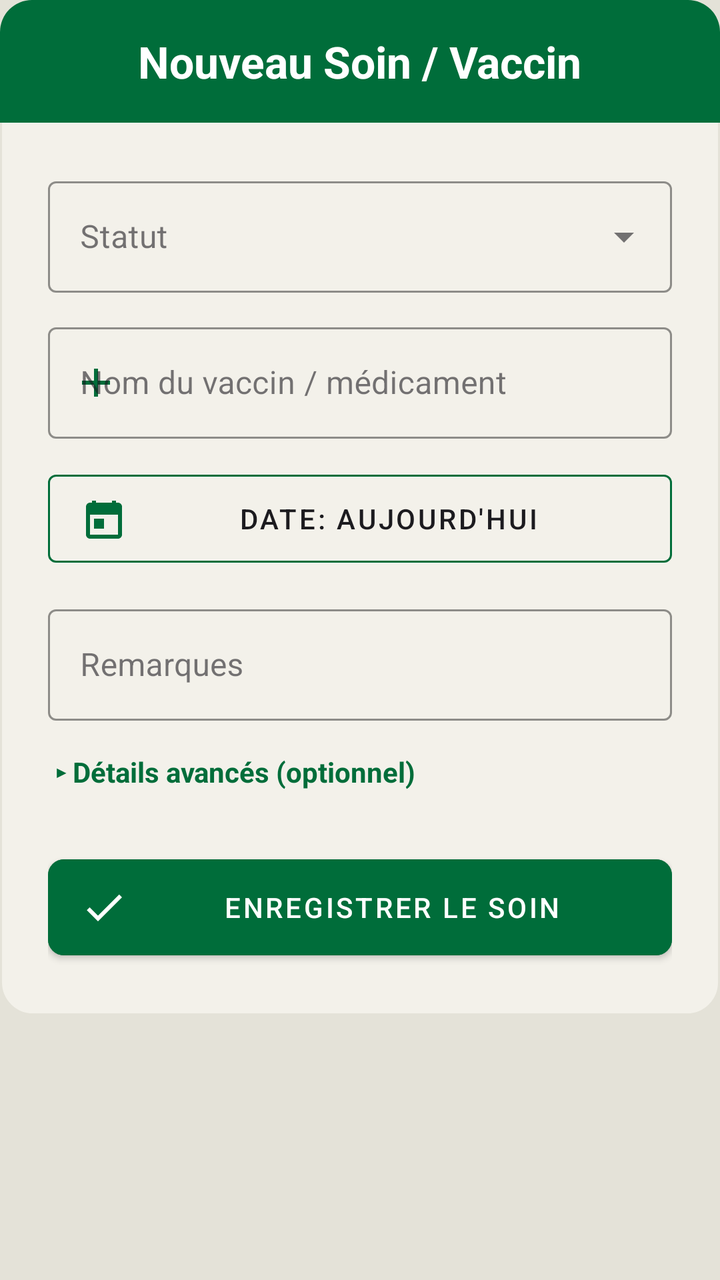
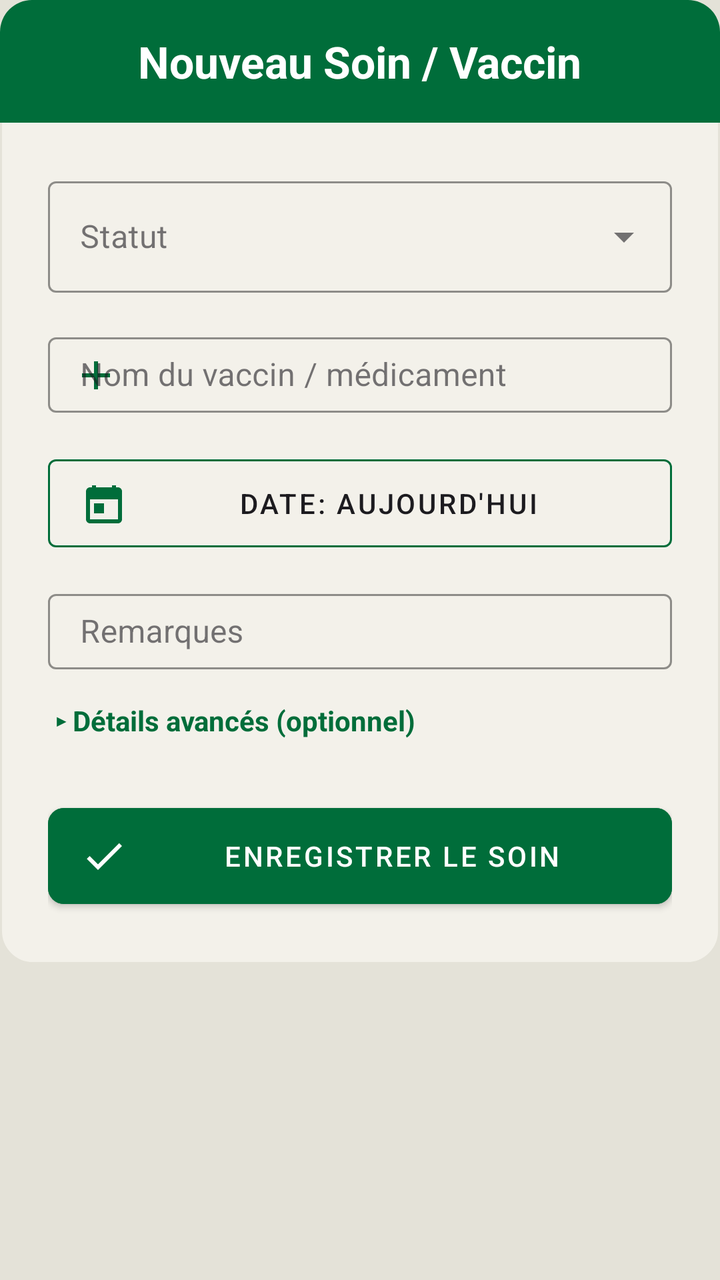

The first picture is an Android layout as it rendered before a commit; the second is the same layout after the commit. The layout source and the unified diff follow.
<!-- AndroidManifest.xml: application theme Theme.Poulailler_copilot -->
<!-- res/layout/dialog_add_vaccine.xml -->
<?xml version="1.0" encoding="utf-8"?>
<ScrollView xmlns:android="http://schemas.android.com/apk/res/android"
    xmlns:app="http://schemas.android.com/apk/res-auto"
    android:layout_width="match_parent"
    android:layout_height="wrap_content"
    android:maxHeight="600dp">

<LinearLayout
    android:layout_width="match_parent"
    android:layout_height="wrap_content"
    android:orientation="vertical"
    android:background="@drawable/bg_dialog_dark">

    <LinearLayout
        android:layout_width="match_parent"
        android:layout_height="wrap_content"
        android:background="@drawable/bg_dialog_header"
        android:padding="16dp"
        android:gravity="center">
        <TextView
            android:layout_width="wrap_content"
            android:layout_height="wrap_content"
            android:text="Nouveau Soin / Vaccin"
            android:textColor="@color/white"
            android:textSize="22sp"
            android:textStyle="bold"/>
    </LinearLayout>

    <LinearLayout
        android:layout_width="match_parent"
        android:layout_height="wrap_content"
        android:orientation="vertical"
        android:padding="24dp">

        <com.google.android.material.textfield.TextInputLayout
            android:id="@+id/tilStatus"
            style="@style/Widget.MaterialComponents.TextInputLayout.OutlinedBox.ExposedDropdownMenu"
            android:layout_width="match_parent"
            android:layout_height="wrap_content"
            android:hint="Statut"
            android:layout_marginBottom="12dp"
            app:hintTextColor="@color/text_secondary"
            app:boxStrokeColor="@color/primary">
            <AutoCompleteTextView
                android:id="@+id/actvStatus"
                android:layout_width="match_parent"
                android:layout_height="wrap_content"
                android:inputType="none"
                android:textColor="@color/text_primary" />
        </com.google.android.material.textfield.TextInputLayout>

        <com.google.android.material.textfield.TextInputLayout
            android:layout_width="match_parent"
            android:layout_height="wrap_content"
            android:hint="Nom du vaccin / médicament"
            style="@style/Widget.MaterialComponents.TextInputLayout.OutlinedBox"
            android:layout_marginBottom="12dp"
            app:hintTextColor="@color/text_secondary"
            app:boxStrokeColor="@color/primary"
            app:startIconDrawable="@drawable/ic_add"
            app:startIconTint="@color/primary">
            <com.google.android.material.textfield.TextInputEditText
                android:id="@+id/etVaccineName"
                android:layout_width="match_parent"
                android:layout_height="wrap_content"
                android:textColor="@color/text_primary" />
        </com.google.android.material.textfield.TextInputLayout>

        <com.google.android.material.button.MaterialButton
            android:id="@+id/btnSelectDate"
            android:layout_width="match_parent"
            android:layout_height="56dp"
            android:text="Date: Aujourd'hui"
            style="@style/Widget.MaterialComponents.Button.OutlinedButton"
            android:textColor="@color/text_primary"
            app:strokeColor="@color/primary"
            app:icon="@drawable/ic_calendar"
            app:iconTint="@color/primary"
            android:layout_marginBottom="12dp"/>

        <com.google.android.material.textfield.TextInputLayout
            android:layout_width="match_parent"
            android:layout_height="wrap_content"
            android:hint="Remarques"
            style="@style/Widget.MaterialComponents.TextInputLayout.OutlinedBox"
            android:layout_marginBottom="12dp"
            app:hintTextColor="@color/text_secondary"
            app:boxStrokeColor="@color/primary">
            <com.google.android.material.textfield.TextInputEditText
                android:id="@+id/etRemarks"
                android:layout_width="match_parent"
                android:layout_height="wrap_content"
                android:textColor="@color/text_primary" />
        </com.google.android.material.textfield.TextInputLayout>

        <TextView
            android:id="@+id/btnToggleAdvanced"
            android:layout_width="wrap_content"
            android:layout_height="wrap_content"
            android:layout_marginBottom="12dp"
            android:text="▸ Détails avancés (optionnel)"
            android:textColor="@color/primary"
            android:textStyle="bold"
            android:clickable="true"
            android:focusable="true"
            android:background="?attr/selectableItemBackground"
            android:padding="4dp" />

        <LinearLayout
            android:id="@+id/layoutAdvancedFields"
            android:layout_width="match_parent"
            android:layout_height="wrap_content"
            android:orientation="vertical"
            android:visibility="gone">

            <com.google.android.material.textfield.TextInputLayout
                android:layout_width="match_parent"
                android:layout_height="wrap_content"
                android:hint="Fabricant"
                style="@style/Widget.MaterialComponents.TextInputLayout.OutlinedBox"
                android:layout_marginBottom="12dp"
                app:hintTextColor="@color/text_secondary"
                app:boxStrokeColor="@color/primary">
                <com.google.android.material.textfield.TextInputEditText
                    android:id="@+id/etManufacturer"
                    android:layout_width="match_parent"
                    android:layout_height="wrap_content"
                    android:textColor="@color/text_primary" />
            </com.google.android.material.textfield.TextInputLayout>

            <LinearLayout
                android:layout_width="match_parent"
                android:layout_height="wrap_content"
                android:orientation="horizontal"
                android:layout_marginBottom="12dp">
                <com.google.android.material.textfield.TextInputLayout
                    android:layout_width="0dp"
                    android:layout_weight="1"
                    android:layout_height="wrap_content"
                    android:layout_marginEnd="6dp"
                    android:hint="N° de lot"
                    style="@style/Widget.MaterialComponents.TextInputLayout.OutlinedBox"
                    app:hintTextColor="@color/text_secondary"
                    app:boxStrokeColor="@color/primary">
                    <com.google.android.material.textfield.TextInputEditText
                        android:id="@+id/etLotNumber"
                        android:layout_width="match_parent"
                        android:layout_height="wrap_content"
                        android:textColor="@color/text_primary" />
                </com.google.android.material.textfield.TextInputLayout>

                <com.google.android.material.textfield.TextInputLayout
                    android:layout_width="0dp"
                    android:layout_weight="1"
                    android:layout_height="wrap_content"
                    android:layout_marginStart="6dp"
                    android:hint="Dose"
                    style="@style/Widget.MaterialComponents.TextInputLayout.OutlinedBox"
                    app:hintTextColor="@color/text_secondary"
                    app:boxStrokeColor="@color/primary">
                    <com.google.android.material.textfield.TextInputEditText
                        android:id="@+id/etDose"
                        android:layout_width="match_parent"
                        android:layout_height="wrap_content"
                        android:textColor="@color/text_primary" />
                </com.google.android.material.textfield.TextInputLayout>
            </LinearLayout>

            <com.google.android.material.button.MaterialButton
                android:id="@+id/btnSelectExpiryDate"
                android:layout_width="match_parent"
                android:layout_height="56dp"
                android:text="Date de péremption"
                style="@style/Widget.MaterialComponents.Button.OutlinedButton"
                android:textColor="@color/text_primary"
                app:strokeColor="@color/primary"
                app:icon="@drawable/ic_calendar"
                app:iconTint="@color/primary"
                android:layout_marginBottom="12dp"/>

            <com.google.android.material.textfield.TextInputLayout
                android:id="@+id/tilRoute"
                style="@style/Widget.MaterialComponents.TextInputLayout.OutlinedBox.ExposedDropdownMenu"
                android:layout_width="match_parent"
                android:layout_height="wrap_content"
                android:hint="Voie d'administration"
                android:layout_marginBottom="12dp"
                app:hintTextColor="@color/text_secondary"
                app:boxStrokeColor="@color/primary">
                <AutoCompleteTextView
                    android:id="@+id/actvRoute"
                    android:layout_width="match_parent"
                    android:layout_height="wrap_content"
                    android:inputType="none"
                    android:textColor="@color/text_primary" />
            </com.google.android.material.textfield.TextInputLayout>

            <LinearLayout
                android:layout_width="match_parent"
                android:layout_height="wrap_content"
                android:orientation="horizontal"
                android:layout_marginBottom="12dp">
                <com.google.android.material.textfield.TextInputLayout
                    android:layout_width="0dp"
                    android:layout_weight="1"
                    android:layout_height="wrap_content"
                    android:layout_marginEnd="6dp"
                    android:hint="Effectif vacciné"
                    style="@style/Widget.MaterialComponents.TextInputLayout.OutlinedBox"
                    app:hintTextColor="@color/text_secondary"
                    app:boxStrokeColor="@color/primary">
                    <com.google.android.material.textfield.TextInputEditText
                        android:id="@+id/etTargetCount"
                        android:layout_width="match_parent"
                        android:layout_height="wrap_content"
                        android:inputType="number"
                        android:textColor="@color/text_primary" />
                </com.google.android.material.textfield.TextInputLayout>

                <com.google.android.material.textfield.TextInputLayout
                    android:layout_width="0dp"
                    android:layout_weight="1"
                    android:layout_height="wrap_content"
                    android:layout_marginStart="6dp"
                    android:hint="Effectué par"
                    style="@style/Widget.MaterialComponents.TextInputLayout.OutlinedBox"
                    app:hintTextColor="@color/text_secondary"
                    app:boxStrokeColor="@color/primary">
                    <com.google.android.material.textfield.TextInputEditText
                        android:id="@+id/etAdministeredBy"
                        android:layout_width="match_parent"
                        android:layout_height="wrap_content"
                        android:textColor="@color/text_primary" />
                </com.google.android.material.textfield.TextInputLayout>
            </LinearLayout>
        </LinearLayout>

        <com.google.android.material.button.MaterialButton
            android:id="@+id/btnSaveVaccine"
            android:layout_width="match_parent"
            android:layout_height="60dp"
            android:layout_marginTop="12dp"
            android:text="ENREGISTRER LE SOIN"
            android:backgroundTint="@color/primary"
            android:textColor="@color/white"
            app:cornerRadius="8dp"
            app:icon="@drawable/ic_check"
            app:iconTint="@color/white"/>
    </LinearLayout>
</LinearLayout>
</ScrollView>
<!-- resources referenced by this layout -->
<resources>
  <color name="primary">#006D3A</color>
  <color name="text_primary">#1C1B1F</color>
  <color name="text_secondary">#49454F</color>
  <color name="white">#FFFFFFFF</color>
  <!-- drawable bg_dialog_dark (drawable) -->
  <?xml version="1.0" encoding="utf-8"?>
  <shape xmlns:android="http://schemas.android.com/apk/res/android">
      <solid android:color="@color/surface" />
      <stroke
          android:width="1dp"
          android:color="@color/off_white" />
      <corners android:radius="16dp" />
  </shape>
  <!-- drawable bg_dialog_header (drawable) -->
  <?xml version="1.0" encoding="utf-8"?>
  <shape xmlns:android="http://schemas.android.com/apk/res/android">
      <solid android:color="@color/primary" />
      <corners
          android:topLeftRadius="16dp"
          android:topRightRadius="16dp" />
  </shape>
  <style name="Theme.Poulailler_copilot" parent="Theme.MaterialComponents.DayNight.NoActionBar">
          
          <item name="colorPrimary">@color/primary</item>
          <item name="colorPrimaryVariant">@color/primary_variant</item>
          <item name="colorOnPrimary">@color/white</item>
  
          
          <item name="colorSecondary">@color/secondary</item>
          <item name="colorSecondaryVariant">@color/secondary_variant</item>
          <item name="colorOnSecondary">@color/white</item>
  
          
          <item name="android:windowBackground">@color/background</item>
          <item name="colorSurface">@color/surface</item>
          <item name="colorOnSurface">@color/text_primary</item>
          <item name="colorOnSurfaceVariant">@color/text_secondary</item>
  
          
          <item name="android:textColorPrimary">@color/text_primary</item>
          <item name="android:textColorSecondary">@color/text_secondary</item>
  
          
          <item name="android:statusBarColor">?attr/colorPrimaryVariant</item>
  
          
          <item name="materialCardViewStyle">@style/Widget.App.CardView</item>
          <item name="shapeAppearanceLargeComponent">@style/ShapeAppearance.App.LargeComponent</item>
  
          
          <item name="materialAlertDialogTheme">@style/ThemeOverlay.App.MaterialAlertDialog</item>
          <item name="alertDialogTheme">@style/ThemeOverlay.App.MaterialAlertDialog</item>
      </style>
  <color name="surface">#F3F1EA</color>
  <color name="off_white">#E4E2D8</color>
  <color name="primary_variant">#004D22</color>
  <color name="secondary">#43A047</color>
  <color name="secondary_variant">#2E7D32</color>
  <color name="background">@color/off_white</color>
  <style name="Widget.App.CardView" parent="Widget.MaterialComponents.CardView">
          <item name="cardElevation">2dp</item>
          <item name="cardCornerRadius">16dp</item>
          <item name="cardBackgroundColor">@color/surface</item>
          <item name="strokeWidth">0dp</item>
      </style>
  <style name="ShapeAppearance.App.LargeComponent" parent="ShapeAppearance.MaterialComponents.LargeComponent">
          <item name="cornerFamily">rounded</item>
          <item name="cornerSize">16dp</item>
      </style>
  <style name="ThemeOverlay.App.MaterialAlertDialog" parent="ThemeOverlay.MaterialComponents.MaterialAlertDialog">
          <item name="colorSurface">@color/surface</item>
          <item name="colorOnSurface">@color/text_primary</item>
          <item name="android:textColorPrimary">@color/text_primary</item>
      </style>
  <!-- unchanged entries left out for length: 3 -->
</resources>

<!-- the commit's change to res/layout/dialog_add_vaccine.xml (unified diff, before → after) -->
@@ -53,13 +53,14 @@
             android:layout_width="match_parent"
             android:layout_height="wrap_content"
             android:hint="Nom du vaccin / médicament"
-            style="@style/Widget.MaterialComponents.TextInputLayout.OutlinedBox"
+            style="@style/Widget.MaterialComponents.TextInputLayout.OutlinedBox.Dense"
             android:layout_marginBottom="12dp"
             app:hintTextColor="@color/text_secondary"
             app:boxStrokeColor="@color/primary"
             app:startIconDrawable="@drawable/ic_add"
             app:startIconTint="@color/primary">
             <com.google.android.material.textfield.TextInputEditText
+        style="@style/Widget.App.TextInputEditText"
                 android:id="@+id/etVaccineName"
                 android:layout_width="match_parent"
                 android:layout_height="wrap_content"
@@ -82,11 +83,12 @@
             android:layout_width="match_parent"
             android:layout_height="wrap_content"
             android:hint="Remarques"
-            style="@style/Widget.MaterialComponents.TextInputLayout.OutlinedBox"
+            style="@style/Widget.MaterialComponents.TextInputLayout.OutlinedBox.Dense"
             android:layout_marginBottom="12dp"
             app:hintTextColor="@color/text_secondary"
             app:boxStrokeColor="@color/primary">
             <com.google.android.material.textfield.TextInputEditText
+        style="@style/Widget.App.TextInputEditText"
                 android:id="@+id/etRemarks"
                 android:layout_width="match_parent"
                 android:layout_height="wrap_content"
@@ -117,11 +119,12 @@
                 android:layout_width="match_parent"
                 android:layout_height="wrap_content"
                 android:hint="Fabricant"
-                style="@style/Widget.MaterialComponents.TextInputLayout.OutlinedBox"
+                style="@style/Widget.MaterialComponents.TextInputLayout.OutlinedBox.Dense"
                 android:layout_marginBottom="12dp"
                 app:hintTextColor="@color/text_secondary"
                 app:boxStrokeColor="@color/primary">
                 <com.google.android.material.textfield.TextInputEditText
+        style="@style/Widget.App.TextInputEditText"
                     android:id="@+id/etManufacturer"
                     android:layout_width="match_parent"
                     android:layout_height="wrap_content"
@@ -139,10 +142,11 @@
                     android:layout_height="wrap_content"
                     android:layout_marginEnd="6dp"
                     android:hint="N° de lot"
-                    style="@style/Widget.MaterialComponents.TextInputLayout.OutlinedBox"
-                    app:hintTextColor="@color/text_secondary"
-                    app:boxStrokeColor="@color/primary">
-                    <com.google.android.material.textfield.TextInputEditText
+                    style="@style/Widget.MaterialComponents.TextInputLayout.OutlinedBox.Dense"
+                    app:hintTextColor="@color/text_secondary"
+                    app:boxStrokeColor="@color/primary">
+                    <com.google.android.material.textfield.TextInputEditText
+        style="@style/Widget.App.TextInputEditText"
                         android:id="@+id/etLotNumber"
                         android:layout_width="match_parent"
                         android:layout_height="wrap_content"
@@ -155,10 +159,11 @@
                     android:layout_height="wrap_content"
                     android:layout_marginStart="6dp"
                     android:hint="Dose"
-                    style="@style/Widget.MaterialComponents.TextInputLayout.OutlinedBox"
-                    app:hintTextColor="@color/text_secondary"
-                    app:boxStrokeColor="@color/primary">
-                    <com.google.android.material.textfield.TextInputEditText
+                    style="@style/Widget.MaterialComponents.TextInputLayout.OutlinedBox.Dense"
+                    app:hintTextColor="@color/text_secondary"
+                    app:boxStrokeColor="@color/primary">
+                    <com.google.android.material.textfield.TextInputEditText
+        style="@style/Widget.App.TextInputEditText"
                         android:id="@+id/etDose"
                         android:layout_width="match_parent"
                         android:layout_height="wrap_content"
@@ -206,10 +211,11 @@
                     android:layout_height="wrap_content"
                     android:layout_marginEnd="6dp"
                     android:hint="Effectif vacciné"
-                    style="@style/Widget.MaterialComponents.TextInputLayout.OutlinedBox"
-                    app:hintTextColor="@color/text_secondary"
-                    app:boxStrokeColor="@color/primary">
-                    <com.google.android.material.textfield.TextInputEditText
+                    style="@style/Widget.MaterialComponents.TextInputLayout.OutlinedBox.Dense"
+                    app:hintTextColor="@color/text_secondary"
+                    app:boxStrokeColor="@color/primary">
+                    <com.google.android.material.textfield.TextInputEditText
+        style="@style/Widget.App.TextInputEditText"
                         android:id="@+id/etTargetCount"
                         android:layout_width="match_parent"
                         android:layout_height="wrap_content"
@@ -223,10 +229,11 @@
                     android:layout_height="wrap_content"
                     android:layout_marginStart="6dp"
                     android:hint="Effectué par"
-                    style="@style/Widget.MaterialComponents.TextInputLayout.OutlinedBox"
-                    app:hintTextColor="@color/text_secondary"
-                    app:boxStrokeColor="@color/primary">
-                    <com.google.android.material.textfield.TextInputEditText
+                    style="@style/Widget.MaterialComponents.TextInputLayout.OutlinedBox.Dense"
+                    app:hintTextColor="@color/text_secondary"
+                    app:boxStrokeColor="@color/primary">
+                    <com.google.android.material.textfield.TextInputEditText
+        style="@style/Widget.App.TextInputEditText"
                         android:id="@+id/etAdministeredBy"
                         android:layout_width="match_parent"
                         android:layout_height="wrap_content"
<!-- resource entries referenced after the edit -->
@@ -21,6 +21,11 @@
           android:topLeftRadius="16dp"
           android:topRightRadius="16dp" />
   </shape>
+  <style name="Widget.App.TextInputEditText" parent="Widget.MaterialComponents.TextInputEditText.OutlinedBox.Dense">
+          <item name="android:paddingTop">8dp</item>
+          <item name="android:paddingBottom">8dp</item>
+          <item name="android:minHeight">0dp</item>
+      </style>
   <style name="Theme.Poulailler_copilot" parent="Theme.MaterialComponents.DayNight.NoActionBar">
           
           <item name="colorPrimary">@color/primary</item>
@@ -50,6 +55,10 @@
           <item name="shapeAppearanceLargeComponent">@style/ShapeAppearance.App.LargeComponent</item>
   
           
+          <item name="editTextStyle">@style/Widget.App.TextInputEditText</item>
+          <item name="textInputStyle">@style/Widget.App.TextInputLayout</item>
+  
+          
           <item name="materialAlertDialogTheme">@style/ThemeOverlay.App.MaterialAlertDialog</item>
           <item name="alertDialogTheme">@style/ThemeOverlay.App.MaterialAlertDialog</item>
       </style>
@@ -69,6 +78,7 @@
           <item name="cornerFamily">rounded</item>
           <item name="cornerSize">16dp</item>
       </style>
+  <style name="Widget.App.TextInputLayout" parent="Widget.MaterialComponents.TextInputLayout.OutlinedBox.Dense" />
   <style name="ThemeOverlay.App.MaterialAlertDialog" parent="ThemeOverlay.MaterialComponents.MaterialAlertDialog">
           <item name="colorSurface">@color/surface</item>
           <item name="colorOnSurface">@color/text_primary</item>
